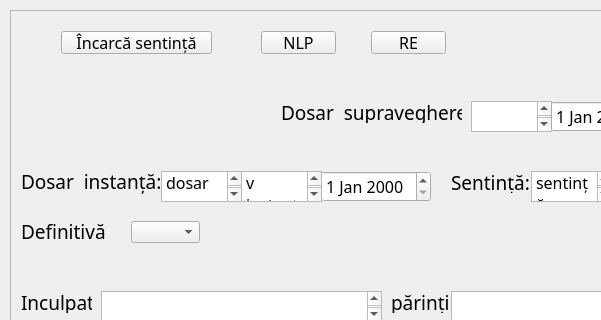
Above: Scripts/macheta.ui from alexmanole87/machetapp.py before the change; both pictures show x 0 to 601 and y 0 to 320 of the 933 by 885 pixel window. Below: the same form after it.
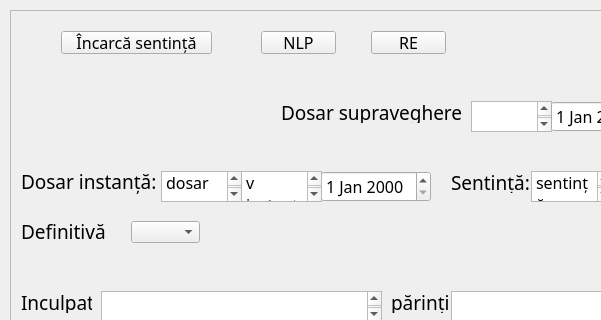
That is the form after the change.

The edit to the form file:
```diff
--- a/Scripts/macheta.ui
+++ b/Scripts/macheta.ui
@@ -71,7 +71,7 @@
       </font>
      </property>
      <property name="text">
-      <string>Dosar  supraveghere: </string>
+                        <string>Dosar supraveghere:</string>
      </property>
     </widget>
     <widget class="QPlainTextEdit" name="ds_svp_nr">
@@ -122,7 +122,7 @@
       </font>
      </property>
      <property name="text">
-      <string>Dosar  instanță:</string>
+                        <string>Dosar instanță:</string>
      </property>
     </widget>
     <widget class="QPlainTextEdit" name="ds_inst_dosar">
```
Lines whose indentation alone changed are shown as unchanged.
